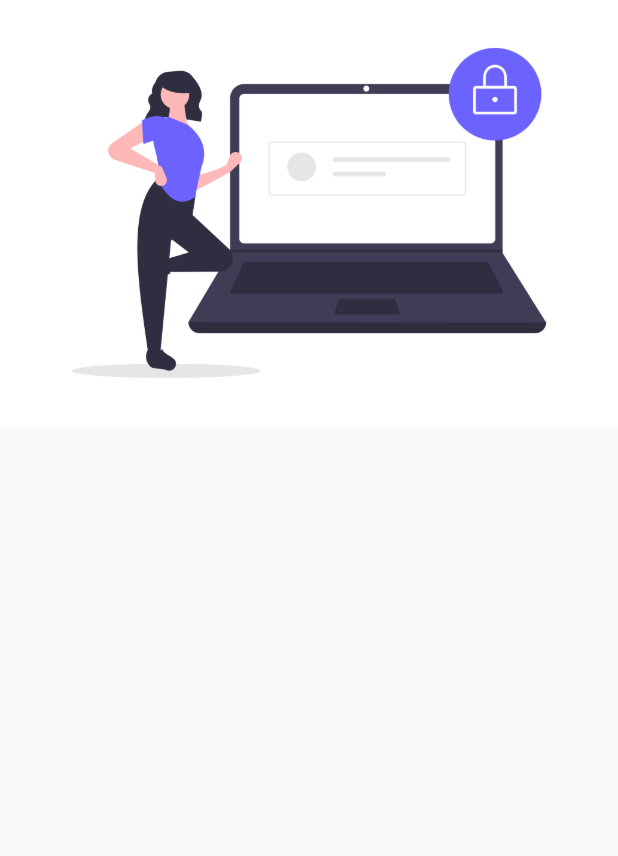
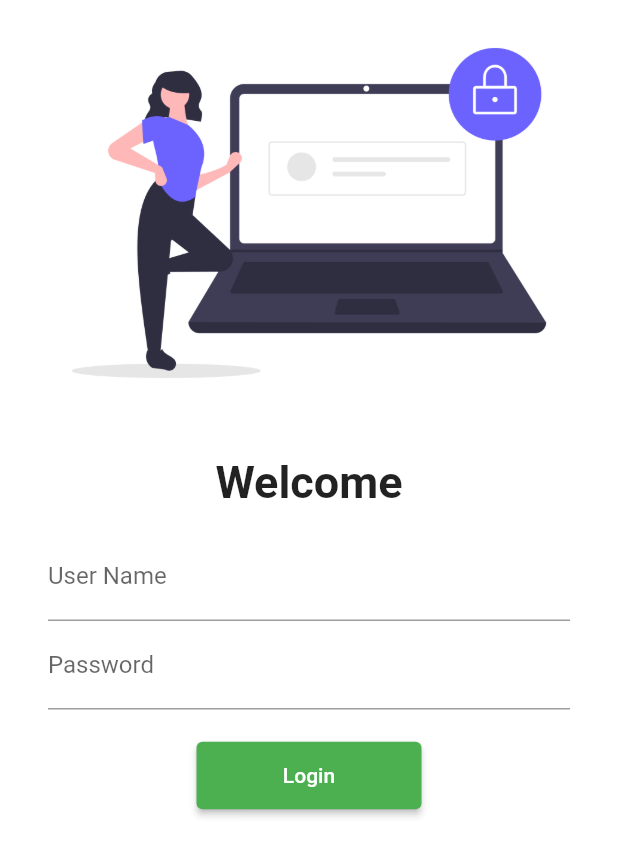
Before and after one commit to NikhilNarayanpure/Newvision30, a Flutter app: the screen it shows after launch, on a phone screen of 412 x 824 dp. Shown: the top 856 px of the screen. Run offline on Flutter 3.47's test engine with Material 2 defaults, Android fonts, the phone set to English and light mode, and no system bars.

Commit message:
Day 4 Completed

```diff
--- a/lib/Pages/login_page.dart
+++ b/lib/Pages/login_page.dart
@@ -1,15 +1,65 @@
 import 'package:flutter/material.dart';
-
+import 'package:new_vision/utiles/routes.dart';
 
 class LoginPage extends StatelessWidget {
   @override
   Widget build(BuildContext context) {
     return Material(
+      color: Colors.white,
+      child:SingleChildScrollView(
       child: Column(
         children: [
-          Image.asset("assets/images/login_image.png",fit: BoxFit.cover,)
+          Image.asset(
+            "assets/images/login_image.png",
+            fit: BoxFit.cover,
+
+          ),
+          SizedBox(
+            height: 20.0,
+          ),
+          Text(
+            "Welcome",
+            style: TextStyle(
+              fontSize: 30,
+              fontWeight: FontWeight.bold,
+            ),
+          ),
+          Padding(
+            padding: const EdgeInsets.symmetric(
+                vertical: 16.0, horizontal: 32.0),
+            child: Column(
+              children: [
+                TextFormField(
+                  decoration: InputDecoration(
+                    hintText: "Enter Text",
+                    labelText: "User Name",
+                  ),
+                ),
+                TextFormField(
+                  obscureText: true,
+                  decoration: InputDecoration(
+                    hintText: "Enter Password",
+                    labelText: "Password",
+                  ),
+                ),
+                SizedBox(
+                  height: 20.0,
+                ),
+                ElevatedButton(onPressed:(){
+                  Navigator.pushNamed(context, MyRoutes.homeRoute);
+
+                }, child: Text("Login"),
+                  style: TextButton.styleFrom(
+                    minimumSize: Size(150, 45)
+                  ),
+
+                  ),
+              ],
+            ),
+          ),
         ],
-      )
+      ),
+    ),
     );
   }
 }
--- a/lib/main.dart
+++ b/lib/main.dart
@@ -1,6 +1,7 @@
 import 'package:flutter/material.dart';
 import 'package:new_vision/Pages/home_page.dart';
 import 'package:new_vision/Pages/login_page.dart';
+import 'package:new_vision/utiles/routes.dart';
 //import 'package:flutter/src/widgets/app.dart';
 
 
@@ -15,6 +16,7 @@ class MyApp extends StatelessWidget {
   @override
   Widget build(BuildContext context) {
     return MaterialApp(
+      debugShowCheckedModeBanner: false,
       //home: Homepage(),
       themeMode: ThemeMode.light,
       theme: ThemeData(
@@ -23,8 +25,10 @@ class MyApp extends StatelessWidget {
       //initialRoute: "/home",
       routes: {
         "/":(Context)=>LoginPage(),
-        "/home":(Context)=>Homepage(),
-        "/login":(Context)=>LoginPage(),
+        MyRoutes.homeRoute:(context)=>Homepage(),
+        //"/home":(Context)=>Homepage(),
+        MyRoutes.loginRoute:(context)=>LoginPage(),
+        //"/login":(Context)=>LoginPage(),
       },
     );
   }
--- /dev/null
+++ b/lib/utiles/routes.dart
@@ -0,0 +1,5 @@
+import 'package:flutter/material.dart';
+class MyRoutes{
+  static String loginRoute="/login";
+  static String homeRoute="/home";
+}
```
